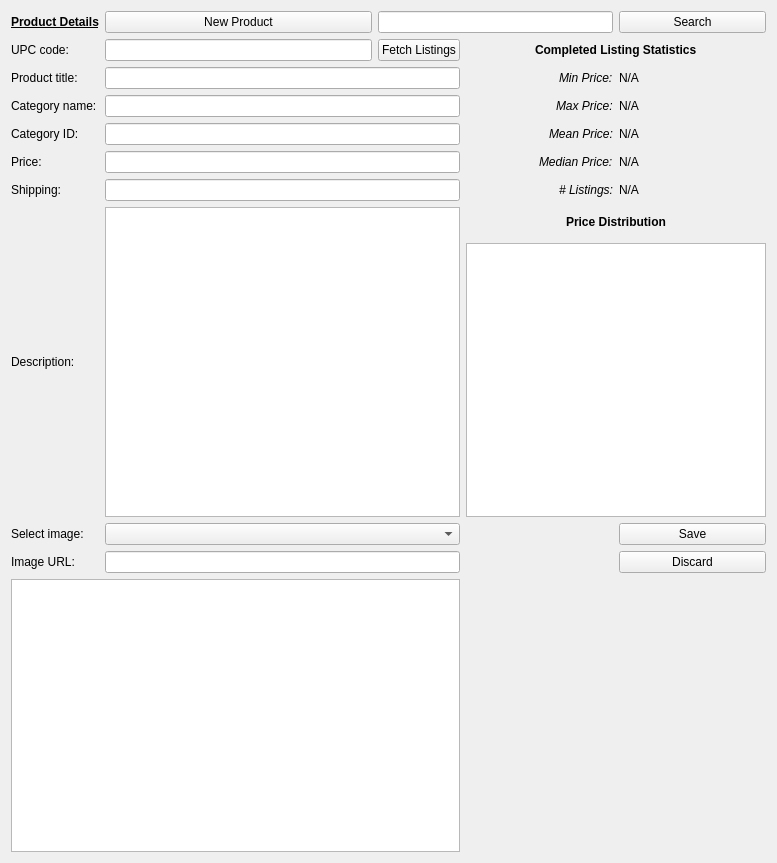
Before: the Qt Designer form UI/main_window.ui in marklivolsi/ebay-upc, drawn with Qt 5.
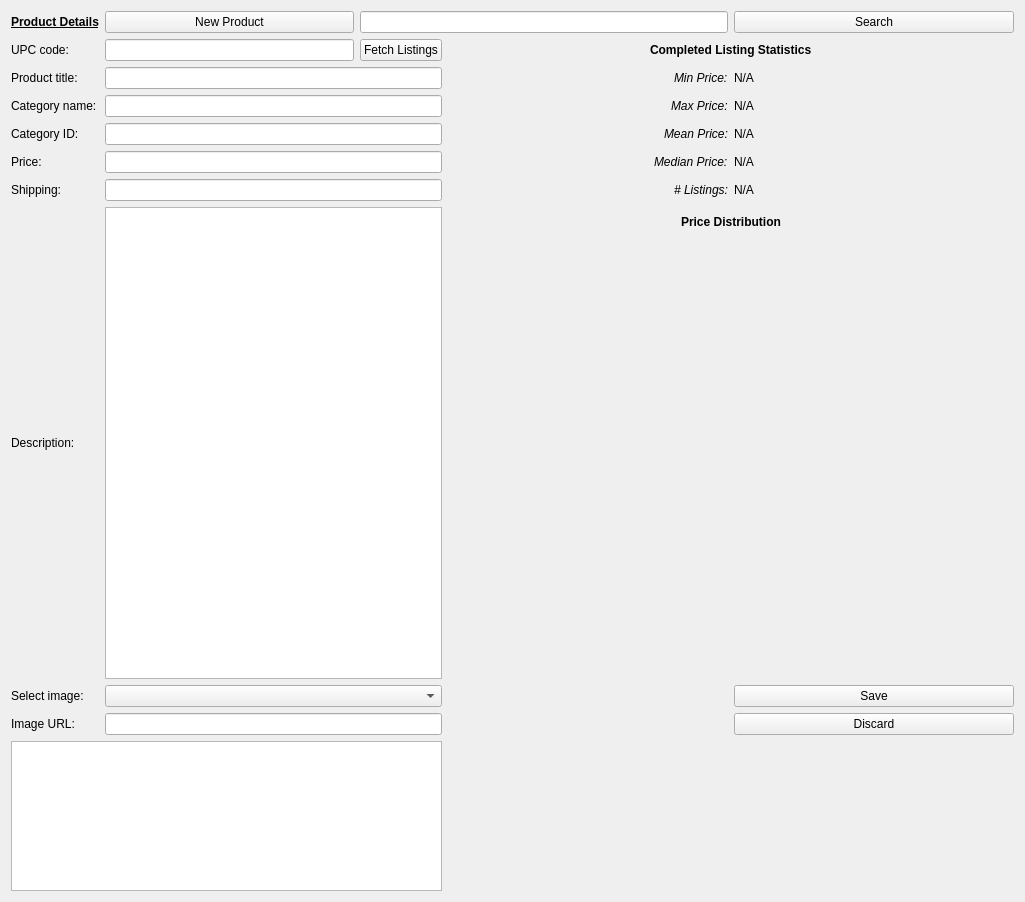
After: the same form once the commit is applied.

Commit message: Update main App class to test setting price histogram image

The edit to the form file:
```diff
--- a/UI/main_window.ui
+++ b/UI/main_window.ui
@@ -6,8 +6,8 @@
    <rect>
     <x>0</x>
     <y>0</y>
-    <width>777</width>
-    <height>863</height>
+    <width>1025</width>
+    <height>902</height>
    </rect>
   </property>
   <property name="windowTitle">
@@ -194,16 +194,6 @@
        </property>
       </widget>
      </item>
-     <item row="8" column="3" colspan="2">
-      <widget class="QGraphicsView" name="pricedistribution_image">
-       <property name="minimumSize">
-        <size>
-         <width>300</width>
-         <height>0</height>
-        </size>
-       </property>
-      </widget>
-     </item>
      <item row="7" column="3" colspan="2" alignment="Qt::AlignHCenter">
       <widget class="QLabel" name="pricedistribution_label">
        <property name="minimumSize">
@@ -286,7 +276,27 @@
       </widget>
      </item>
      <item row="7" column="1" rowspan="2" colspan="2">
-      <widget class="QPlainTextEdit" name="description_field"/>
+      <widget class="QPlainTextEdit" name="description_field">
+       <property name="minimumSize">
+        <size>
+         <width>300</width>
+         <height>0</height>
+        </size>
+       </property>
+      </widget>
+     </item>
+     <item row="8" column="3" colspan="2" alignment="Qt::AlignHCenter|Qt::AlignVCenter">
+      <widget class="QLabel" name="price_dist_img">
+       <property name="minimumSize">
+        <size>
+         <width>566</width>
+         <height>436</height>
+        </size>
+       </property>
+       <property name="text">
+        <string/>
+       </property>
+      </widget>
      </item>
     </layout>
    </item>
```
The commit also changes 2 other files.
